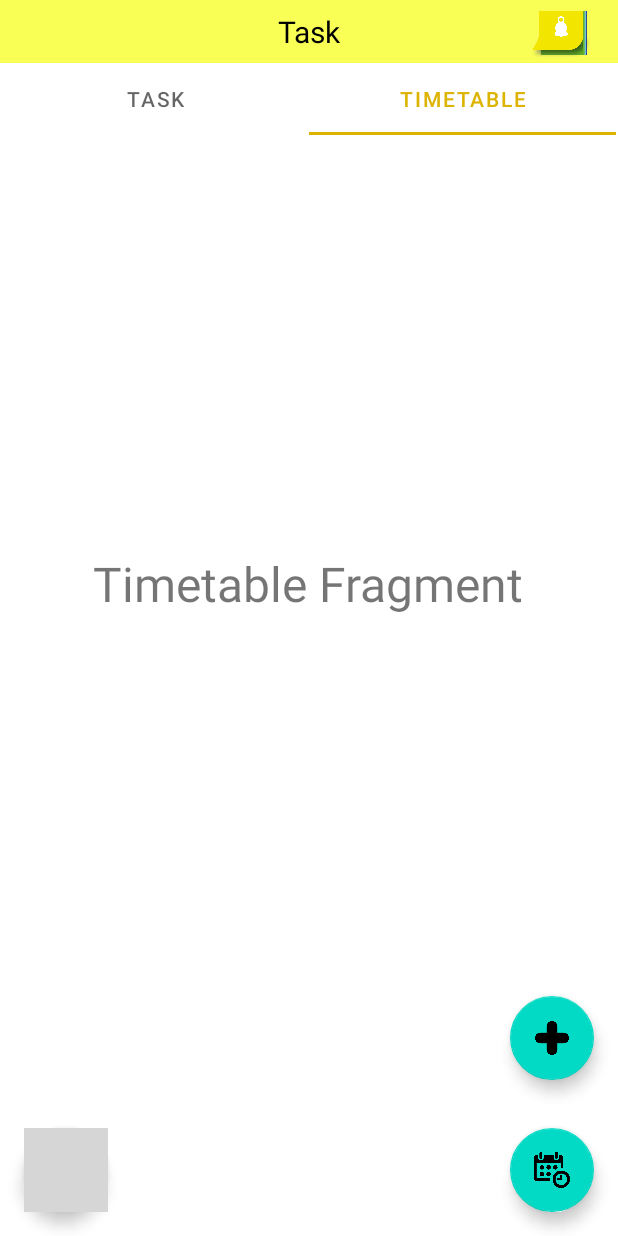
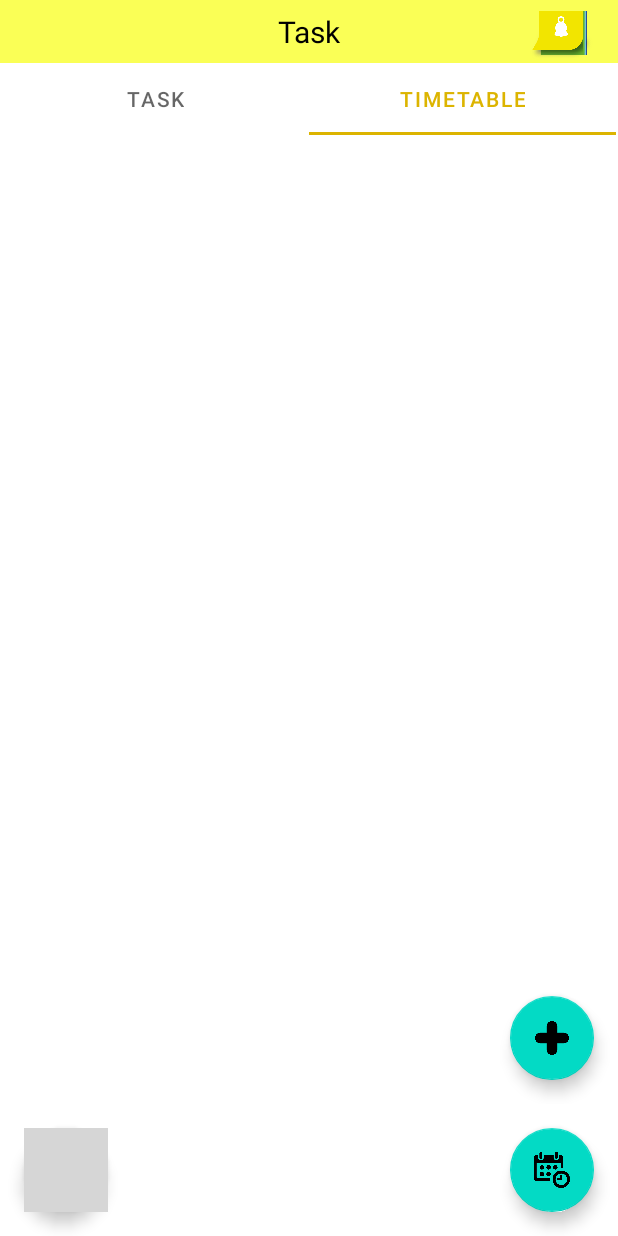
Before and after one commit to 22623/Reminder, an Android app: the MainActivity screen opened directly, with no data from a screen before it, tab 2 chosen, on a phone screen of 412 x 824 dp. Run offline under Robolectric (Android 15) with nearby library versions, the phone set to English and light mode, and no system bars; our stand-ins replace Room's generated code; 1 statement that could not run was skipped; grey boxes are pictures that could not be loaded.

Commit message:
delete fragment

```diff
--- a/RemInder/app/src/main/java/com/example/reminder/MainActivity.java
+++ b/RemInder/app/src/main/java/com/example/reminder/MainActivity.java
@@ -18,42 +18,13 @@ public class MainActivity extends AppCompatActivity implements TaskAdapter.TaskA
 
 
     private TaskAdapter adapter;
-    private TabLayout tabLayout;
-    private ViewPager2 viewPager2;
-    private ViewPagerAdapter viewPagerAdapter;
+
 
     @Override
     protected void onCreate(Bundle savedInstanceState) {
         super.onCreate(savedInstanceState);
         setContentView(R.layout.activity_main);
 
-        tabLayout = findViewById(R.id.tabLayout);
-        viewPager2 = findViewById(R.id.viewPager2);
-        viewPagerAdapter = new ViewPagerAdapter(this);
-        viewPager2.setAdapter(viewPagerAdapter);
-        tabLayout.addOnTabSelectedListener(new TabLayout.OnTabSelectedListener() {
-            @Override
-            public void onTabSelected(TabLayout.Tab tab) {
-                viewPager2.setCurrentItem(tab.getPosition());
-            }
-
-            @Override
-            public void onTabUnselected(TabLayout.Tab tab) {
-
-            }
-
-            @Override
-            public void onTabReselected(TabLayout.Tab tab) {
-
-            }
-        });
-        viewPager2.registerOnPageChangeCallback(new ViewPager2.OnPageChangeCallback(){
-            @Override
-            public void onPageSelected(int position){
-                super.onPageSelected(position);
-                tabLayout.getTabAt(position).select();
-            }
-        });
 
         if (!SessionManager.sessionExists(this)) {
             Intent intent = new Intent(this, LoginActivity.class);
--- a/RemInder/app/src/main/java/com/example/reminder/TaskFragment.java
+++ /dev/null
@@ -1,33 +0,0 @@
-package com.example.reminder;
-
-import android.os.Bundle;
-
-import androidx.fragment.app.Fragment;
-import androidx.recyclerview.widget.LinearLayoutManager;
-import androidx.recyclerview.widget.RecyclerView;
-
-import android.view.LayoutInflater;
-import android.view.View;
-import android.view.ViewGroup;
-
-import com.example.reminder.R;
-
-
-public class TaskFragment extends Fragment {
-
-     private TaskAdapter adapter;
-
-    @Override
-    public View onCreateView(LayoutInflater inflater, ViewGroup container,
-                             Bundle savedInstanceState) {
-        // Inflate the layout for this fragment
-        View view = inflater.inflate(R.layout.fragment_task, container, false);
-        RecyclerView recyclerView = view.findViewById(R.id.recycleView);
-        recyclerView.setLayoutManager(new LinearLayoutManager(this.getContext()));
-        recyclerView.setAdapter(this.adapter);
-
-        return view;
-
-
-    }
-}
--- a/RemInder/app/src/main/java/com/example/reminder/TimeTableFragment.java
+++ /dev/null
@@ -1,22 +0,0 @@
-package com.example.reminder;
-
-import android.os.Bundle;
-
-import androidx.fragment.app.Fragment;
-
-import android.view.LayoutInflater;
-import android.view.View;
-import android.view.ViewGroup;
-
-import com.example.reminder.R;
-
-
-public class TimeTableFragment extends Fragment {
-
-    @Override
-    public View onCreateView(LayoutInflater inflater, ViewGroup container,
-                             Bundle savedInstanceState) {
-        // Inflate the layout for this fragment
-        return inflater.inflate(R.layout.fragment_time_table, container, false);
-    }
-}
--- a/RemInder/app/src/main/java/com/example/reminder/ViewPagerAdapter.java
+++ /dev/null
@@ -1,31 +0,0 @@
-package com.example.reminder;
-
-import androidx.annotation.NonNull;
-import androidx.fragment.app.Fragment;
-import androidx.fragment.app.FragmentActivity;
-import androidx.viewpager2.adapter.FragmentStateAdapter;
-
-public class ViewPagerAdapter extends FragmentStateAdapter {
-
-    public ViewPagerAdapter(@NonNull FragmentActivity fragmentActivity) {
-        super(fragmentActivity);
-    }
-
-    @NonNull
-    @Override
-    public Fragment createFragment(int position) {
-        switch(position){
-            case 0 :
-                return new TaskFragment();
-            case 1 :
-                return new TimeTableFragment();
-            default:
-                return new TaskFragment();
-        }
-    }
-
-    @Override
-    public int getItemCount() {
-        return 2;
-    }
-}
--- a/RemInder/app/src/main/res/layout/fragment_task.xml
+++ /dev/null
@@ -1,21 +0,0 @@
-<?xml version="1.0" encoding="utf-8"?>
-<androidx.constraintlayout.widget.ConstraintLayout xmlns:android="http://schemas.android.com/apk/res/android"
-    xmlns:app="http://schemas.android.com/apk/res-auto"
-    xmlns:tools="http://schemas.android.com/tools"
-    android:layout_width="match_parent"
-    android:layout_height="match_parent"
-    tools:context=".TaskFragment">
-
-    <androidx.recyclerview.widget.RecyclerView
-        android:id="@+id/recycleView"
-        android:layout_width="0dp"
-        android:layout_height="0dp"
-        android:layout_marginStart="8dp"
-        android:layout_marginTop="8dp"
-        android:layout_marginEnd="8dp"
-        android:layout_marginBottom="8dp"
-        app:layout_constraintBottom_toBottomOf="parent"
-        app:layout_constraintEnd_toEndOf="parent"
-        app:layout_constraintStart_toStartOf="parent"
-        app:layout_constraintTop_toTopOf="parent" />
-</androidx.constraintlayout.widget.ConstraintLayout>
--- a/RemInder/app/src/main/res/layout/fragment_time_table.xml
+++ /dev/null
@@ -1,15 +0,0 @@
-<?xml version="1.0" encoding="utf-8"?>
-<RelativeLayout xmlns:android="http://schemas.android.com/apk/res/android"
-    xmlns:tools="http://schemas.android.com/tools"
-    android:layout_width="match_parent"
-    android:layout_height="match_parent"
-    tools:context=".TimeTableFragment">
-
-    <TextView
-        android:layout_width="wrap_content"
-        android:layout_height="wrap_content"
-        android:text="Timetable Fragment"
-        android:layout_centerInParent="true"
-        android:textSize="32dp"
-        />
-</RelativeLayout>
```
